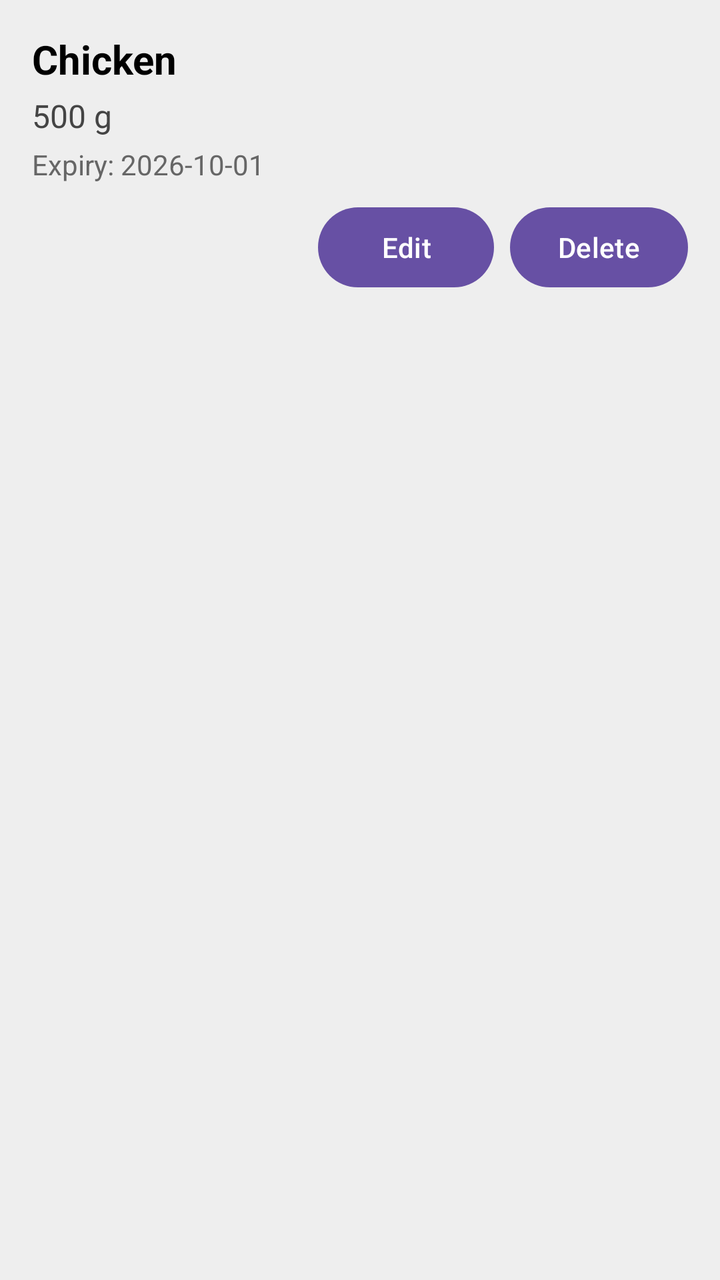
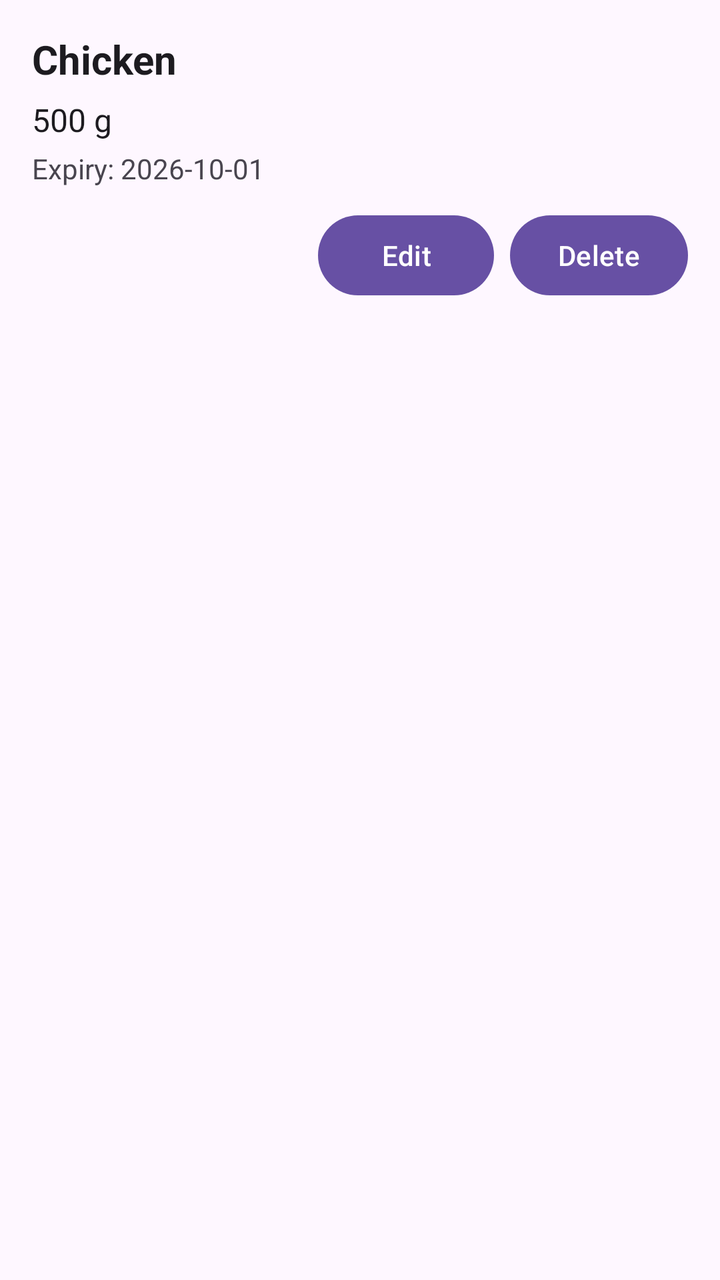

The first picture is an Android layout as it rendered before a commit; the second is the same layout after the commit. The layout source and the unified diff follow.
<!-- AndroidManifest.xml: application theme Theme.SmartPantryManager -->
<!-- res/layout/item_pantry.xml -->
<?xml version="1.0" encoding="utf-8"?>
<LinearLayout xmlns:android="http://schemas.android.com/apk/res/android"
    android:layout_width="match_parent"
    android:layout_height="wrap_content"
    android:orientation="vertical"
    android:padding="16dp"
    android:layout_margin="8dp"
    android:background="#EEEEEE">

    <TextView
        android:id="@+id/txtIngredientName"
        android:layout_width="match_parent"
        android:layout_height="wrap_content"
        android:text="Chicken"
        android:textSize="20sp"
        android:textStyle="bold"
        android:textColor="#000000" />

    <TextView
        android:id="@+id/txtIngredientQuantity"
        android:layout_width="match_parent"
        android:layout_height="wrap_content"
        android:layout_marginTop="4dp"
        android:text="500 g"
        android:textSize="16sp"
        android:textColor="#444444" />

    <TextView
        android:id="@+id/txtIngredientExpiry"
        android:layout_width="match_parent"
        android:layout_height="wrap_content"
        android:layout_marginTop="4dp"
        android:text="Expiry: 2026-10-01"
        android:textSize="14sp"
        android:textColor="#666666" />

    <LinearLayout
        android:layout_width="match_parent"
        android:layout_height="wrap_content"
        android:orientation="horizontal"
        android:gravity="end"
        android:layout_marginTop="8dp">

        <Button
            android:id="@+id/btnEdit"
            android:layout_width="wrap_content"
            android:layout_height="wrap_content"
            android:text="Edit" />

        <Button
            android:id="@+id/btnDelete"
            android:layout_width="wrap_content"
            android:layout_height="wrap_content"
            android:layout_marginStart="8dp"
            android:text="Delete" />

    </LinearLayout>

</LinearLayout>
<!-- resources referenced by this layout -->
<resources>
  <style name="Theme.SmartPantryManager" parent="Base.Theme.SmartPantryManager" />
  <style name="Base.Theme.SmartPantryManager" parent="Theme.Material3.DayNight.NoActionBar">
          
          
      </style>
</resources>

<!-- the commit's change to res/layout/item_pantry.xml (unified diff, before → after) -->
@@ -4,9 +4,13 @@
     android:layout_height="wrap_content"
     android:orientation="vertical"
     android:padding="16dp"
-    android:layout_margin="8dp"
-    android:background="#EEEEEE">
+    android:layout_marginStart="4dp"
+    android:layout_marginEnd="4dp"
+    android:layout_marginTop="6dp"
+    android:layout_marginBottom="6dp"
+    android:background="?android:attr/colorBackground">
 
+    
     <TextView
         android:id="@+id/txtIngredientName"
         android:layout_width="match_parent"
@@ -14,17 +18,19 @@
         android:text="Chicken"
         android:textSize="20sp"
         android:textStyle="bold"
-        android:textColor="#000000" />
+        android:textColor="?android:attr/textColorPrimary" />
 
+    
     <TextView
         android:id="@+id/txtIngredientQuantity"
         android:layout_width="match_parent"
         android:layout_height="wrap_content"
-        android:layout_marginTop="4dp"
+        android:layout_marginTop="6dp"
         android:text="500 g"
         android:textSize="16sp"
-        android:textColor="#444444" />
+        android:textColor="?android:attr/textColorPrimary" />
 
+    
     <TextView
         android:id="@+id/txtIngredientExpiry"
         android:layout_width="match_parent"
@@ -32,27 +38,30 @@
         android:layout_marginTop="4dp"
         android:text="Expiry: 2026-10-01"
         android:textSize="14sp"
-        android:textColor="#666666" />
+        android:textColor="?android:attr/textColorSecondary" />
 
+    
     <LinearLayout
         android:layout_width="match_parent"
         android:layout_height="wrap_content"
         android:orientation="horizontal"
         android:gravity="end"
-        android:layout_marginTop="8dp">
+        android:layout_marginTop="10dp">
 
         <Button
             android:id="@+id/btnEdit"
             android:layout_width="wrap_content"
-            android:layout_height="wrap_content"
-            android:text="Edit" />
+            android:layout_height="48dp"
+            android:text="Edit"
+            android:textSize="14sp" />
 
         <Button
             android:id="@+id/btnDelete"
             android:layout_width="wrap_content"
-            android:layout_height="wrap_content"
+            android:layout_height="48dp"
             android:layout_marginStart="8dp"
-            android:text="Delete" />
+            android:text="Delete"
+            android:textSize="14sp" />
 
     </LinearLayout>
 
